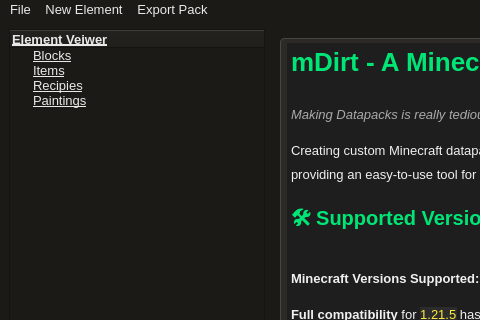
Faith-and-Code-Technologies/mDirt, file lib/ui.ui: the form before one commit; both pictures show x 0 to 480 and y 0 to 320 of the 1003 by 737 pixel window.
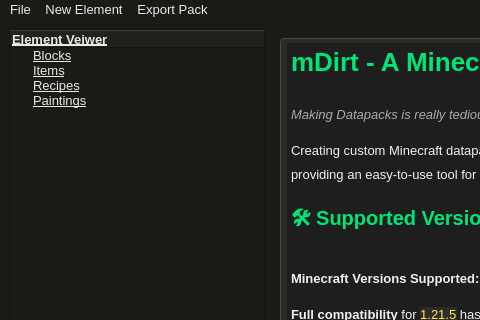
The form after the commit.

Commit message: GIT PULL BEFORE YOU UPDATE STUFF. STOP MISSPELLING RECIPE

```diff
--- a/lib/ui.ui
+++ b/lib/ui.ui
@@ -1567,7 +1567,7 @@
       </item>
       <item>
        <property name="text">
-        <string>Recipies</string>
+        <string>Recipes</string>
        </property>
        <property name="font">
         <font>
```
Left out of the diff: 4 changed lines with no effect on the pictures.
